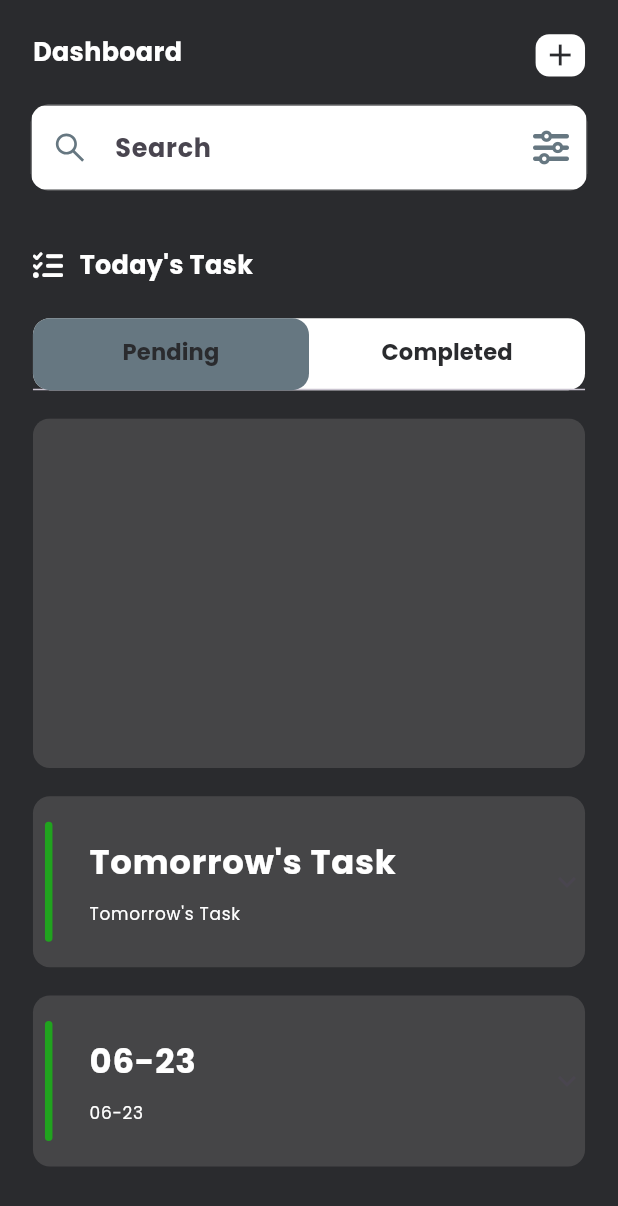
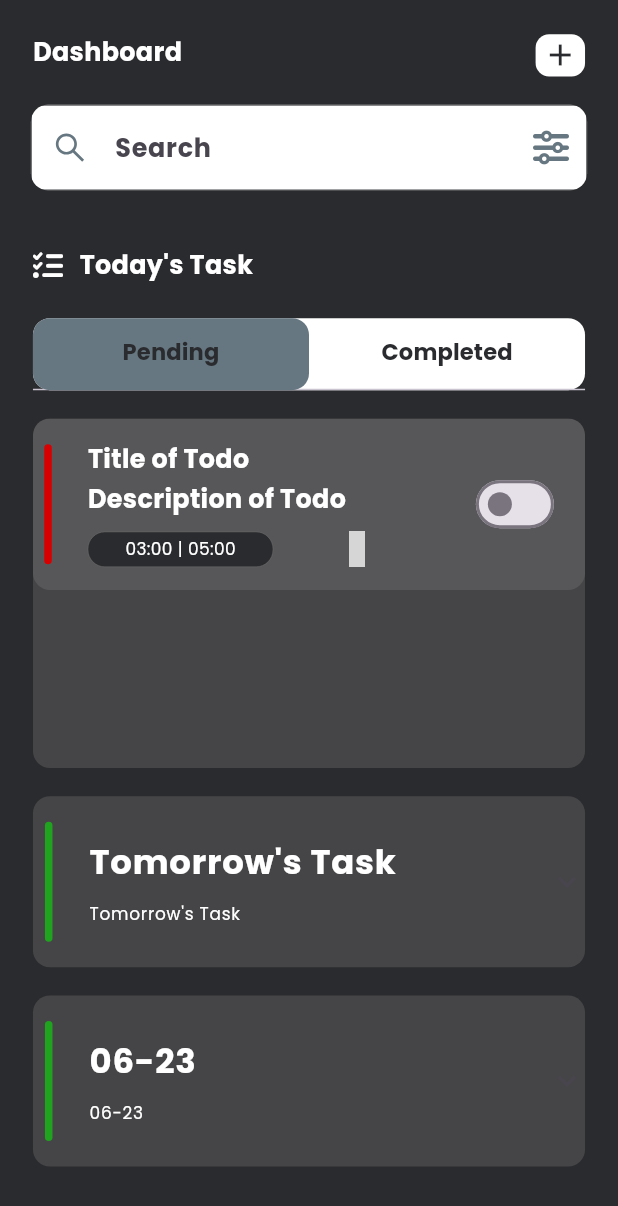
Before and after one commit to YamamotoDesu/riverpod_todo, a Flutter app: the screen it shows after launch, on a phone screen of 412 x 824 dp. Shown: the top 1206 px of the screen. Run offline on Flutter 3.47's test engine with Material 2 defaults, Android fonts, the phone set to English and light mode, and no system bars; our stand-ins replace country_picker, flutter_screenutil, flutter_vector_icons, google_fonts, hooks_riverpod, pinput and 1 more; grey boxes are pictures that could not be loaded.

Commit message:
Todos Tile with switcher

```diff
--- a/lib/common/widgets/tile.dart
+++ b/lib/common/widgets/tile.dart
@@ -39,9 +39,9 @@ class BottomTile extends StatelessWidget {
                     borderRadius: BorderRadius.all(
                       Radius.circular(AppConst.kRadius),
                     ),
+                    // TODO: Add color provider
                     color: AppConst.kGreen,
                   ),
-                  // TODO: Add color provider
                 );
               },
             ),
--- a/lib/features/onborading/pages/home_page.dart
+++ b/lib/features/onborading/pages/home_page.dart
@@ -8,6 +8,7 @@ import 'package:riverpod_todo/common/widgets/appstyle.dart';
 import 'package:riverpod_todo/common/widgets/custom_text.dart';
 import 'package:riverpod_todo/common/widgets/reusable_text.dart';
 import 'package:riverpod_todo/common/widgets/xpansion_title.dart';
+import 'package:riverpod_todo/features/todo/widgets/todo_tile.dart';
 
 import '../../../common/utils/constants.dart';
 import '../../../common/widgets/height_spacer.dart';
@@ -180,6 +181,18 @@ class _HomePageState extends ConsumerState<HomePage>
                       Container(
                         color: AppConst.kBkLight,
                         height: AppConst.kHeight * 0.3,
+                        child: ListView(
+                          children: [
+                            TodoTile(
+                              start: "03:00",
+                              end: "05:00",
+                              switcher: Switch(
+                                value: false,
+                                onChanged: (value) {},
+                              ),
+                            )
+                          ],
+                        ),
                       ),
                       Container(
                         color: AppConst.kBkLight,
--- /dev/null
+++ b/lib/features/todo/widgets/todo_tile.dart
@@ -0,0 +1,157 @@
+// ignore_for_file: public_member_api_docs, sort_constructors_first
+import 'package:flutter/material.dart';
+import 'package:flutter_screenutil/flutter_screenutil.dart';
+import 'package:flutter_vector_icons/flutter_vector_icons.dart';
+
+import 'package:riverpod_todo/common/utils/constants.dart';
+import 'package:riverpod_todo/common/widgets/appstyle.dart';
+import 'package:riverpod_todo/common/widgets/height_spacer.dart';
+import 'package:riverpod_todo/common/widgets/reusable_text.dart';
+
+import '../../../common/widgets/width_spacer.dart';
+
+class TodoTile extends StatelessWidget {
+  const TodoTile({
+    Key? key,
+    this.color,
+    this.text,
+    this.description,
+    this.start,
+    this.end,
+    this.editWidget,
+    this.switcher,
+    this.delete,
+  }) : super(key: key);
+
+  final Color? color;
+  final String? text;
+  final String? description;
+  final String? start;
+  final String? end;
+  final Widget? editWidget;
+  final Widget? switcher;
+  final void Function()? delete;
+
+  @override
+  Widget build(BuildContext context) {
+    return Padding(
+      padding: EdgeInsets.only(bottom: 8.h),
+      child: Stack(
+        children: [
+          Container(
+            padding: EdgeInsets.all(8.h),
+            width: AppConst.kWidth,
+            decoration: BoxDecoration(
+              color: AppConst.kBkLight,
+              borderRadius: BorderRadius.all(
+                Radius.circular(
+                  AppConst.kRadius,
+                ),
+              ),
+            ),
+            child: Row(
+              mainAxisAlignment: MainAxisAlignment.spaceBetween,
+              children: [
+                Row(
+                  children: [
+                    Container(
+                      height: 80,
+                      width: 5,
+                      decoration: BoxDecoration(
+                        borderRadius: BorderRadius.all(
+                          Radius.circular(AppConst.kRadius),
+                        ),
+                        // TODO: Add color provider
+                        color: color ?? AppConst.kRed,
+                      ),
+                    ),
+                    const WidthSpacer(wydth: 15),
+                    Padding(
+                      padding: EdgeInsets.all(8.h),
+                      child: SizedBox(
+                        width: AppConst.kWidth * 0.6,
+                        child: Column(
+                          crossAxisAlignment: CrossAxisAlignment.start,
+                          children: [
+                            ReusableText(
+                              text: text ?? "Title of Todo",
+                              style: appstyle(
+                                18,
+                                AppConst.kLight,
+                                FontWeight.bold,
+                              ),
+                            ),
+                            const HeightSpacer(height: 3),
+                            ReusableText(
+                              text: description ?? "Description of Todo",
+                              style: appstyle(
+                                18,
+                                AppConst.kLight,
+                                FontWeight.bold,
+                              ),
+                            ),
+                            const HeightSpacer(height: 10),
+                            Row(
+                              mainAxisAlignment: MainAxisAlignment.start,
+                              children: [
+                                Container(
+                                  width: AppConst.kWidth * 0.3,
+                                  height: 25.h,
+                                  decoration: BoxDecoration(
+                                    border: Border.all(
+                                      width: 0.3,
+                                      color: AppConst.kGreyDk,
+                                    ),
+                                    borderRadius: BorderRadius.all(
+                                      Radius.circular(
+                                        AppConst.kRadius,
+                                      ),
+                                    ),
+                                    color: AppConst.kBkDark,
+                                  ),
+                                  child: Center(
+                                    child: ReusableText(
+                                      text: "$start | $end",
+                                      style: appstyle(
+                                        12,
+                                        AppConst.kLight,
+                                        FontWeight.normal,
+                                      ),
+                                    ),
+                                  ),
+                                ),
+                                const WidthSpacer(wydth: 20),
+                                Row(
+                                  children: [
+                                    SizedBox(
+                                      child: editWidget,
+                                    ),
+                                    const WidthSpacer(wydth: 20),
+                                    GestureDetector(
+                                      onTap: delete,
+                                      child: const Icon(
+                                        MaterialCommunityIcons.delete_circle,
+                                      ),
+                                    ),
+                                  ],
+                                ),
+                              ],
+                            ),
+                          ],
+                        ),
+                      ),
+                    ),
+                    Container(
+                      padding: EdgeInsets.only(bottom: 0.h),
+                      child: switcher,
+                    ),
+                  ],
+                ),
+              ],
+            ),
+          ),
+        ],
+      ),
+    );
+  }
+}
```
